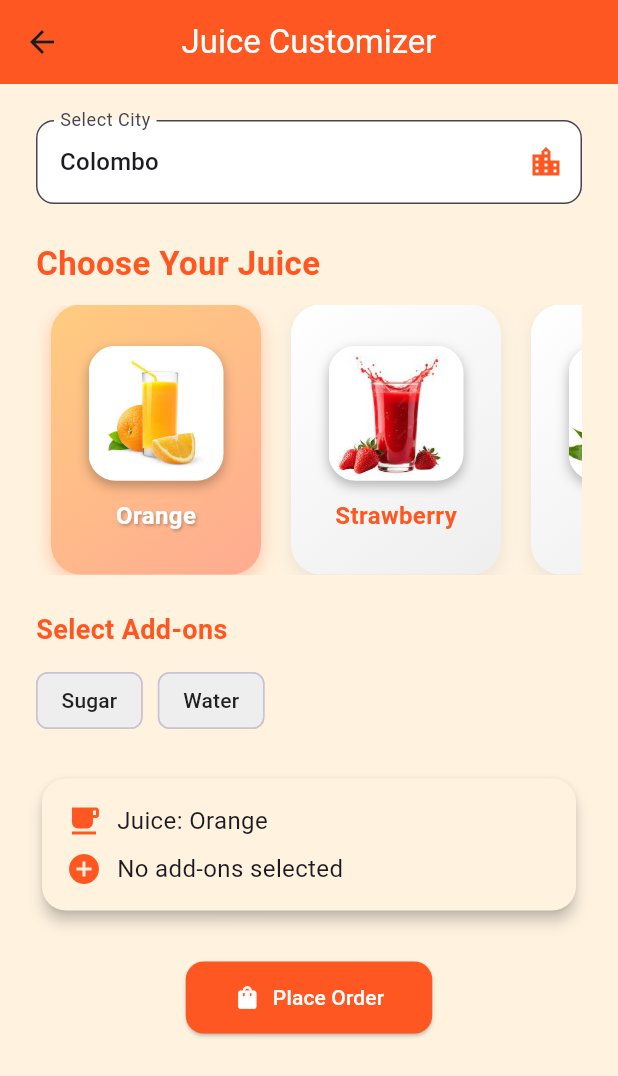
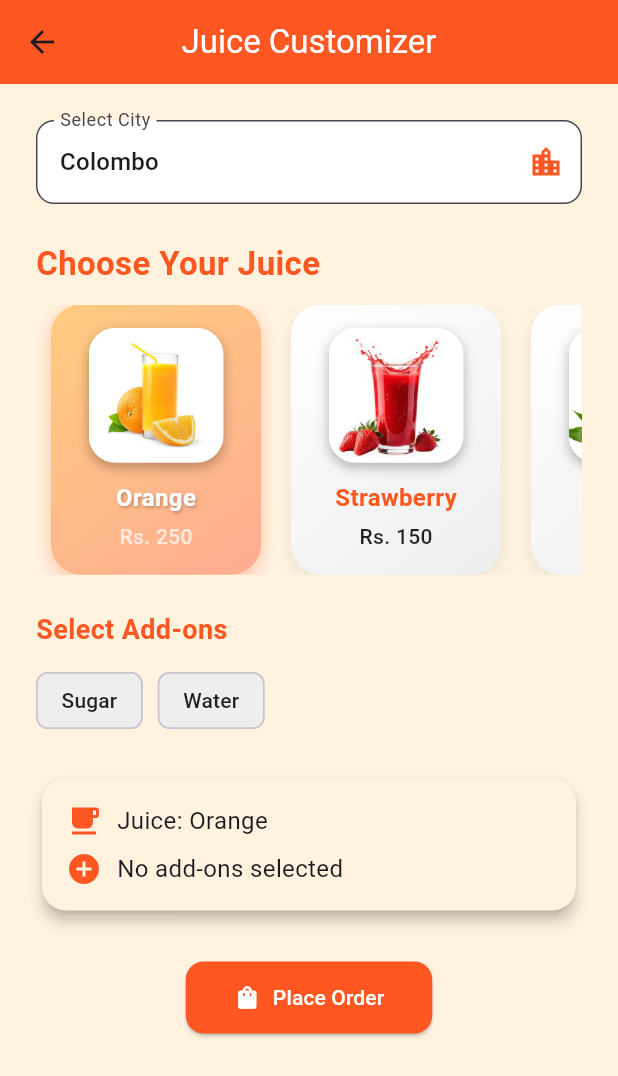
Before and after one commit to InduwaraBhagya/Slushies_Juice_Maker_App, a Flutter app: the JuiceCustomizationPage screen opened by its route, on a phone screen of 412 x 824 dp. Shown: the top 1076 px of the screen. Run offline on Flutter 3.47's test engine with Material 3 defaults, Android fonts, the phone set to English and light mode, and no system bars; our stand-ins replace cloud_firestore, firebase_auth, firebase_core, firebase_database; accounts and stored records are empty.

Commit message:
add juice prices

```diff
--- a/lib/juice_customization.dart
+++ b/lib/juice_customization.dart
@@ -25,18 +25,18 @@ class _JuiceCustomizationPageState extends State<JuiceCustomizationPage>
       {'name': 'Avocado', "price": "Rs. 250",'image': 'assets/Avocado.jpeg'},
     ],
     'Kandy': [
-      {'name': 'Papaya', "price": "Rs. 1000",'image': 'assets/Papaya.jpeg'},
-      {'name': 'Orange', "price": "Rs. 1000",'image': 'assets/Orange.jpeg'},
-      {'name': 'Avocado', "price": "Rs. 1000",'image': 'assets/Avocado.jpeg'},
-      {'name': 'Mango', "price": "Rs. 1000",'image': 'assets/Mango.jpeg'},
-      {'name': 'Strawberry',"price": "Rs. 1000", 'image': 'assets/Strawberry.jpeg'},
+      {'name': 'Papaya', "price": "Rs. 150",'image': 'assets/Papaya.jpeg'},
+      {'name': 'Orange', "price": "Rs. 250",'image': 'assets/Orange.jpeg'},
+      {'name': 'Avocado', "price": "Rs. 250",'image': 'assets/Avocado.jpeg'},
+      {'name': 'Mango', "price": "Rs. 100",'image': 'assets/Mango.jpeg'},
+      {'name': 'Strawberry',"price": "Rs. 150", 'image': 'assets/Strawberry.jpeg'},
     ],
     'Galle': [
-      {'name': 'Strawberry', 'image': 'assets/Strawberry.jpeg'},
-      {'name': 'Papaya', 'image': 'assets/Papaya.jpeg'},
-      {'name': 'Mango', 'image': 'assets/Mango.jpeg'},
-      {'name': 'Avocado', 'image': 'assets/Avocado.jpeg'},
-      {'name': 'Orange', 'image': 'assets/Orange.jpeg'},
+      {'name': 'Strawberry',"price": "Rs. 150", 'image': 'assets/Strawberry.jpeg'},
+      {'name': 'Papaya',"price": "Rs. 150", 'image': 'assets/Papaya.jpeg'},
+      {'name': 'Mango',  "price": "Rs. 100",'image': 'assets/Mango.jpeg'},
+      {'name': 'Avocado', "price": "Rs. 250",'image': 'assets/Avocado.jpeg'},
+      {'name': 'Orange', "price": "Rs. 250",'image': 'assets/Orange.jpeg'},
     ],
   };
 
@@ -128,6 +128,8 @@ class _JuiceCustomizationPageState extends State<JuiceCustomizationPage>
     super.dispose();
   }
 
+  // ONLY buildJuiceCard() method is updated
+
 Widget buildJuiceCard(Map<String, String> juice) {
   final isSelected = selectedJuice == juice['name'];
   return GestureDetector(
@@ -138,8 +140,7 @@ class _JuiceCustomizationPageState extends State<JuiceCustomizationPage>
       decoration: BoxDecoration(
         borderRadius: BorderRadius.circular(20),
         gradient: LinearGradient(
-            colors:
-                isSelected
+          colors: isSelected
               ? [Colors.orange.shade200, Colors.deepOrange.shade200]
               : [Colors.white, Colors.grey.shade200],
           begin: Alignment.topLeft,
@@ -147,8 +148,7 @@ class _JuiceCustomizationPageState extends State<JuiceCustomizationPage>
         ),
         boxShadow: [
           BoxShadow(
-              color:
-                  isSelected
+            color: isSelected
                 ? Colors.deepOrange.withOpacity(0.3)
                 : Colors.grey.withOpacity(0.2),
             blurRadius: 10,
@@ -184,8 +184,7 @@ class _JuiceCustomizationPageState extends State<JuiceCustomizationPage>
               fontWeight: FontWeight.bold,
               fontSize: 16,
               color: isSelected ? Colors.white : Colors.deepOrange,
-                shadows:
-                    isSelected
+              shadows: isSelected
                   ? [
                       const Shadow(
                         color: Colors.black26,
@@ -196,12 +195,21 @@ class _JuiceCustomizationPageState extends State<JuiceCustomizationPage>
                   : [],
             ),
           ),
-
+          const SizedBox(height: 4),
+          Text(
+            juice['price'] ?? '',
+            style: TextStyle(
+              fontSize: 14,
+              color: isSelected ? Colors.white70 : Colors.black87,
+              fontWeight: FontWeight.w500,
+            ),
+          ),
         ],
       ),
     ),
   );
 }
+
 
   Widget buildCitySelector() {
     return DropdownButtonFormField<String>(
```
Lines whose indentation alone changed are shown as unchanged.
